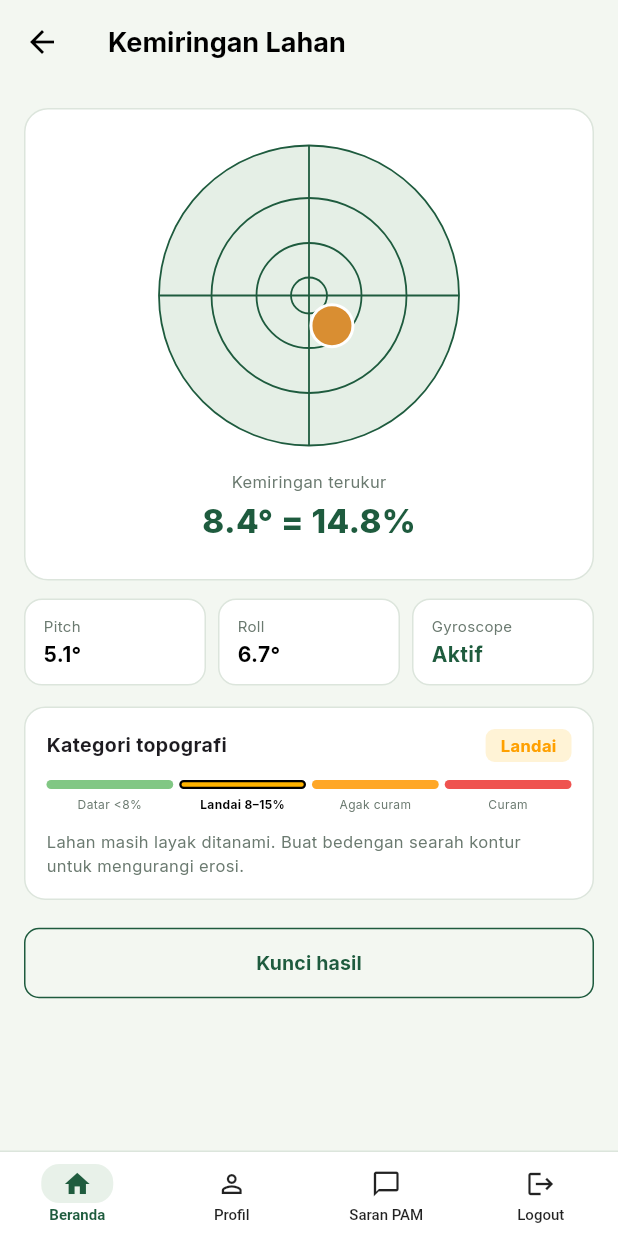
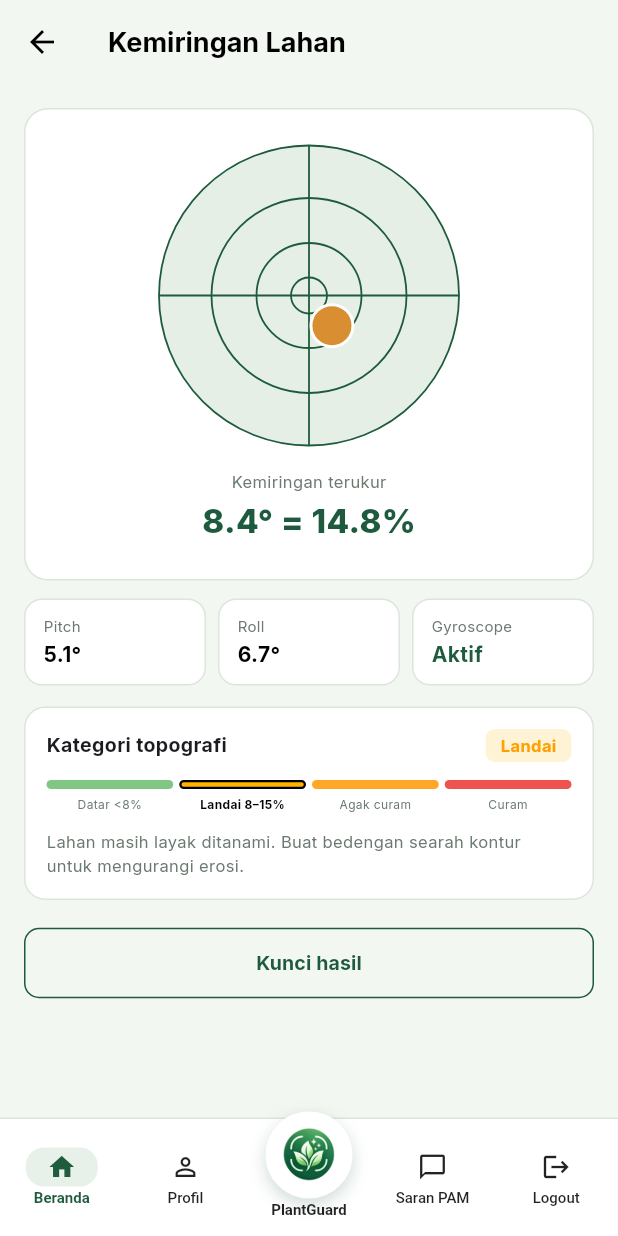
Before and after one commit to Agnaitaansw/AgriSmart_ProjectAkhirMobile, a Flutter app: the KemiringanLahanScreen screen opened directly, on a phone screen of 412 x 824 dp. Run offline on Flutter 3.47's test engine with Material 3 defaults, Android fonts, the phone set to English and light mode, and no system bars; our stand-ins replace flutter_local_notifications, flutter_secure_storage, flutter_timezone, geolocator, google_fonts, image_picker and 6 more; missing offline and left inert: web3dart; accounts and stored records are empty.

Commit message:
plantguard

```diff
--- a/lib/screens/simulasi_penyiraman_screen.dart
+++ b/lib/screens/simulasi_penyiraman_screen.dart
@@ -475,7 +475,7 @@ class _SimulasiPenyiramanScreenState extends State<SimulasiPenyiramanScreen> {
                     style:
                         TextStyle(fontSize: 12, fontWeight: FontWeight.bold)),
                 SizedBox(height: 2),
-                Text('Muncul tiap jam (08.00-21.00) selama belum menyiram.',
+                Text('Muncul tiap jam (09.00-21.00) selama belum menyiram.',
                     style: TextStyle(fontSize: 10, color: AppColors.muted)),
               ],
             ),
--- a/lib/widgets/common.dart
+++ b/lib/widgets/common.dart
@@ -1,6 +1,7 @@
 import 'package:flutter/material.dart';
 import '../screens/login_page.dart';
 import '../screens/profil_screen.dart';
+import '../screens/plantguard_screen.dart';
 import '../screens/saran_pam_screen.dart';
 import '../services/auth_service.dart';
 import '../utils/constants.dart';
@@ -212,7 +213,8 @@ class _DashedRRectPainter extends CustomPainter {
 class AppBottomNav extends StatelessWidget {
   const AppBottomNav({super.key, this.currentIndex = 0});
 
-  /// 0 = Beranda, 1 = Profil, 2 = Saran PAM
+  /// Index lama tetap dipertahankan: 0 = Beranda, 1 = Profil, 2 = Saran PAM.
+  /// PlantGuard memakai index 3 jika halaman perlu menandai navigasi aktif.
   final int currentIndex;
 
   Future<void> _logout(BuildContext context) async {
@@ -264,6 +266,7 @@ class AppBottomNav extends StatelessWidget {
         child: Padding(
           padding: const EdgeInsets.symmetric(vertical: 8),
           child: Row(
+            crossAxisAlignment: CrossAxisAlignment.center,
             children: [
               _NavItem(
                 icon: Icons.home_outlined,
@@ -278,6 +281,10 @@ class AppBottomNav extends StatelessWidget {
                 label: 'Profil',
                 selected: currentIndex == 1,
                 onTap: () => _go(context, 1, const ProfilScreen()),
+              ),
+              _PlantGuardNavItem(
+                selected: currentIndex == 3,
+                onTap: () => _go(context, 3, const PlantGuardScreen()),
               ),
               _NavItem(
                 icon: Icons.chat_bubble_outline,
@@ -363,6 +370,94 @@ class _NavItem extends StatelessWidget {
   }
 }
 
+
+/// Tombol PlantGuard di tengah navigasi dengan ikon bulat yang menonjol.
+/// Menggunakan asset agar ikon khusus PlantGuard tampil konsisten.
+class _PlantGuardNavItem extends StatelessWidget {
+  const _PlantGuardNavItem({
+    required this.onTap,
+    this.selected = false,
+  });
+
+  final VoidCallback onTap;
+  final bool selected;
+
+  @override
+  Widget build(BuildContext context) {
+    final labelColor = selected ? AppColors.green : Colors.black87;
+
+    return Expanded(
+      child: SizedBox(
+        height: 62,
+        child: Stack(
+          clipBehavior: Clip.none,
+          alignment: Alignment.topCenter,
+          children: [
+            Positioned(
+              top: -13,
+              left: 0,
+              right: 0,
+              child: InkWell(
+                onTap: onTap,
+                borderRadius: BorderRadius.circular(32),
+                splashColor: AppColors.greenSoft,
+                highlightColor: AppColors.greenSoft.withAlpha(153),
+                child: Column(
+                  mainAxisSize: MainAxisSize.min,
+                  children: [
+                    AnimatedContainer(
+                      duration: const Duration(milliseconds: 200),
+                      curve: Curves.easeOut,
+                      width: 58,
+                      height: 58,
+                      padding: const EdgeInsets.all(3),
+                      decoration: BoxDecoration(
+                        color: Colors.white,
+                        shape: BoxShape.circle,
+                        border: Border.all(
+                          color: selected ? AppColors.green : Colors.white,
+                          width: selected ? 2.5 : 1.5,
+                        ),
+                        boxShadow: [
+                          BoxShadow(
+                            color: AppColors.green.withAlpha(55),
+                            blurRadius: selected ? 12 : 9,
+                            offset: const Offset(0, 4),
+                          ),
+                        ],
+                      ),
+                      child: ClipOval(
+                        child: Image.asset(
+                          'lib/assets/icon/plantguard_icon.png',
+                          fit: BoxFit.cover,
+                          errorBuilder: (_, __, ___) => Container(
+                            color: AppColors.green,
+                            alignment: Alignment.center,
+                          ),
+                        ),
+                      ),
+                    ),
+                    const SizedBox(height: 2),
+                    AnimatedDefaultTextStyle(
+                      duration: const Duration(milliseconds: 200),
+                      style: TextStyle(
+                        fontSize: 10,
+                        color: labelColor,
+                        fontWeight: selected ? FontWeight.w800 : FontWeight.w700,
+                      ),
+                      child: const Text('PlantGuard'),
+                    ),
+                  ],
+                ),
+              ),
+            ),
+          ],
+        ),
+      ),
+    );
+  }
+}
+
 /// Kerangka layar dalam: app bar dengan tombol kembali + bottom nav.
 class SubPageScaffold extends StatelessWidget {
   const SubPageScaffold({
--- a/pubspec.yaml
+++ b/pubspec.yaml
@@ -38,6 +38,8 @@ dev_dependencies:
 
 flutter:
   uses-material-design: true
+  assets:
+    - lib/assets/icon/plantguard_icon.png
 
 flutter_launcher_icons:
   android: true
@@ -46,9 +48,9 @@ flutter_launcher_icons:
 
 flutter_native_splash:
   color: "#F3F7F1"
-  image: assets/icon/icon.png
+  image: "assets/icon/icon.png"
   android: true
   ios: false
   android_12:
     color: "#F3F7F1"
-    image: lib/assets/icon/icon.png
+    image: "assets/icon/icon.png"
```
Also changed, not shown: lib/models/plantguard_result.dart (added, +41 -0 lines), lib/screens/login_page.dart (+11 -33 lines), lib/screens/plantguard_screen.dart (added, +220 -0 lines), lib/services/plantguard_service.dart (added, +123 -0 lines), lib/assets/icon/plantguard_icon.png (added).
